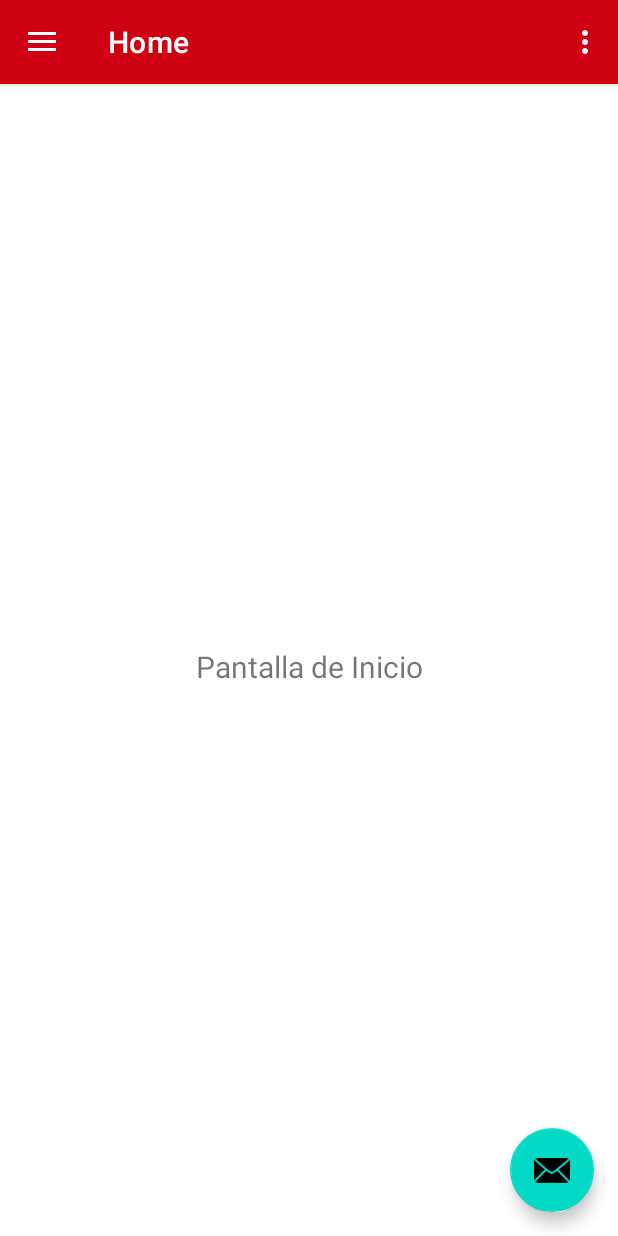
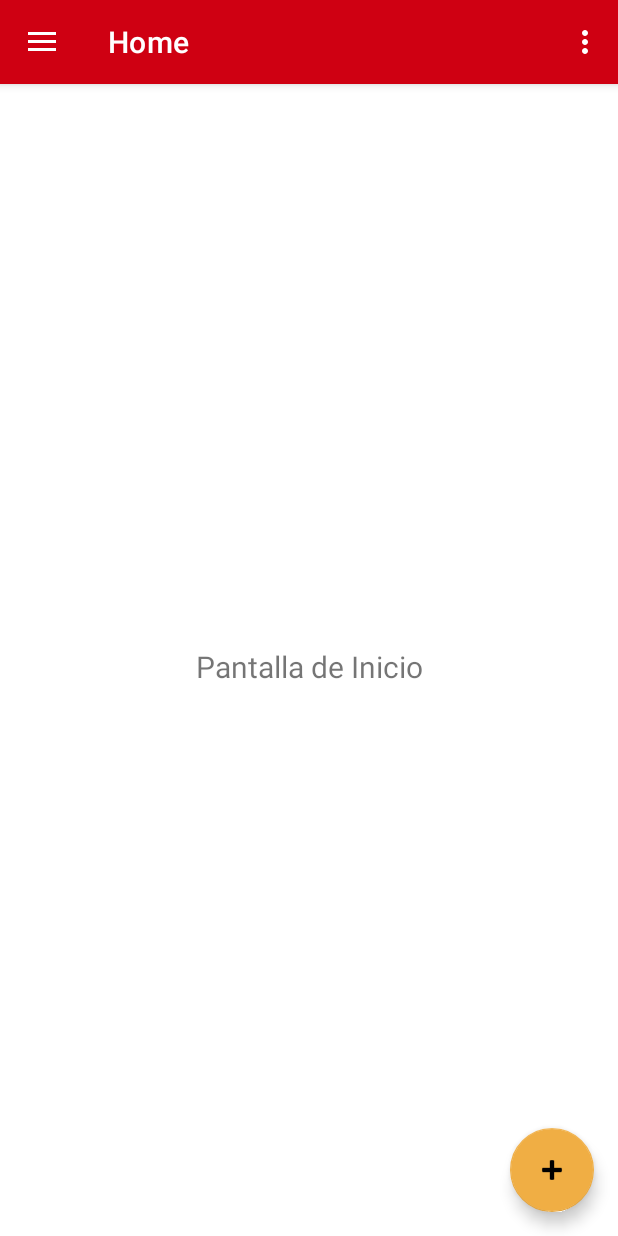
Before and after one commit to a01750264/DibujandoUnManana, an Android app: the screen it shows after launch (MainActivity), on a phone screen of 412 x 824 dp. Run offline under Robolectric (Android 15) with nearby library versions, the phone set to English and light mode, and no system bars; our stand-ins replace navigation-ui.

Commit message:
Nueva ventana "¿Qué hacemos? y nuevos colores añadidos
La nueva ventana está vacía

```diff
--- a/app/src/main/res/drawable/side_nav_bar.xml
+++ b/app/src/main/res/drawable/side_nav_bar.xml
@@ -2,8 +2,8 @@
     android:shape="rectangle">
     <gradient
         android:angle="135"
-        android:centerColor="#009688"
-        android:endColor="#00695C"
-        android:startColor="#4DB6AC"
+        android:centerColor="#CF0012"
+        android:endColor="#C40011"
+        android:startColor="#CF0012"
         android:type="linear" />
 </shape>
--- a/app/src/main/res/layout/app_bar_main.xml
+++ b/app/src/main/res/layout/app_bar_main.xml
@@ -29,6 +29,7 @@
         android:layout_gravity="bottom|end"
         android:layout_marginEnd="@dimen/fab_margin"
         android:layout_marginBottom="16dp"
-        app:srcCompat="@android:drawable/ic_dialog_email" />
+        app:backgroundTint="@color/secundario"
+        app:srcCompat="@android:drawable/ic_input_add" />
 
 </androidx.coordinatorlayout.widget.CoordinatorLayout>
--- a/app/src/main/res/menu/activity_main_drawer.xml
+++ b/app/src/main/res/menu/activity_main_drawer.xml
@@ -19,5 +19,8 @@
         <item
             android:id="@+id/nav_quienessomos"
             android:title="¿Quienes Somos?" />
+        <item
+            android:id="@+id/nav_quehacemos"
+            android:title="¿Qué hacemos?" />
     </group>
 </menu>
--- a/app/src/main/res/navigation/mobile_navigation.xml
+++ b/app/src/main/res/navigation/mobile_navigation.xml
@@ -27,4 +27,9 @@
         android:name="mx.brg.dibujandounmanana.ui.quienessomos.QuienesSomos"
         android:label="@string/menu_quienessomos"
         tools:layout="@layout/fragment_quienes_somos" />
+    <fragment
+        android:id="@+id/nav_quehacemos"
+        android:name="mx.brg.dibujandounmanana.ui.quehacemos.QueHacemos"
+        android:label="@string/menu_quehacemos"
+        tools:layout="@layout/fragment_que_hacemos" />
 </navigation>
--- a/app/src/main/res/values/colors.xml
+++ b/app/src/main/res/values/colors.xml
@@ -8,4 +8,5 @@
     <color name="black">#FF000000</color>
     <color name="tituloBarraSuperior">#FFFFFFFF</color>
     <color name="white">#FFFFFFFF</color>
+    <color name="secundario">#F0AE44</color>
 </resources>
--- a/app/src/main/res/values/strings.xml
+++ b/app/src/main/res/values/strings.xml
@@ -11,6 +11,7 @@
     <string name="menu_gallery">Gallery</string>
     <string name="menu_slideshow">Slideshow</string>
     <string name="menu_quienessomos">¿Quiénes Somos?</string>
+    <string name="menu_quehacemos">¿Qué hacemos?</string>
     <!-- TODO: Remove or change this placeholder text -->
     <string name="hello_blank_fragment">Hello blank fragment</string>
 </resources>
```
Also changed, not shown: app/src/main/java/mx/brg/dibujandounmanana/ui/quehacemos/QueHacemos.kt (added, +32 -0 lines), app/src/main/java/mx/brg/dibujandounmanana/ui/quehacemos/QueHacemosViewModel.kt (added, +7 -0 lines), app/src/main/res/layout/fragment_que_hacemos.xml (added, +13 -0 lines).
